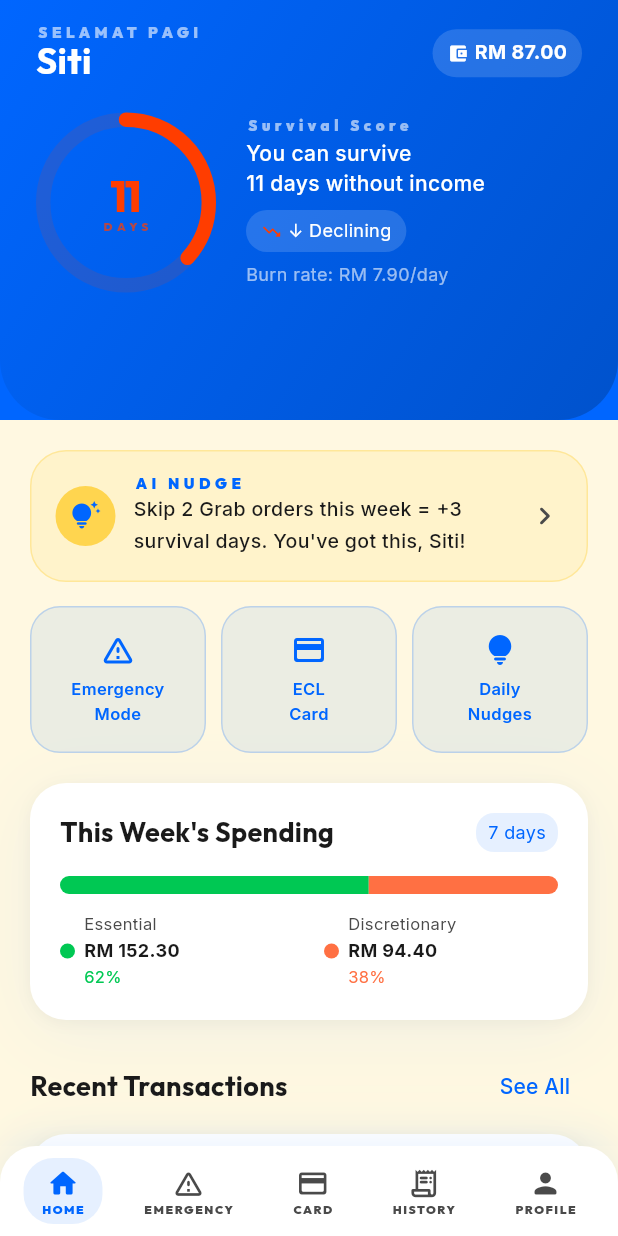
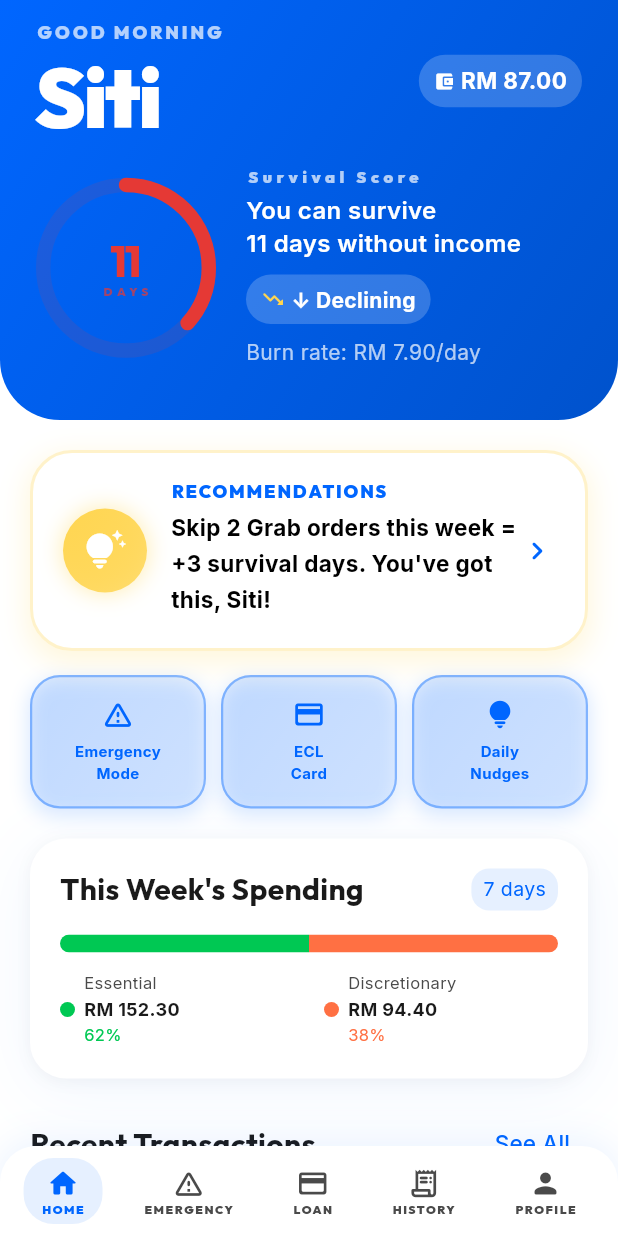
Before and after one commit to CodesTree/FinHack2026-FreshMinds, a Flutter app: the HomeScreen screen opened by its route, on a phone screen of 412 x 824 dp. Run offline on Flutter 3.47's test engine with Material 3 defaults, Android fonts, the light colour scheme and no system bars; our stand-ins replace go_router, google_fonts; accounts and stored records are empty.

Commit message:
refactor: modernize UI with transparent app bars, updated typography, and improved home dashboard layout

```diff
--- a/survivai/lib/core/services/mock_data_service.dart
+++ b/survivai/lib/core/services/mock_data_service.dart
@@ -59,7 +59,7 @@ class MockDataService {
       ),
       TransactionModel(
         id: 'txn_003',
-        merchantName: 'Kedai Runcit Pak Ali',
+        merchantName: 'Mini Mart Ali',
         amount: 12.50,
         category: TransactionCategory.essential,
         timestamp: now.subtract(const Duration(days: 1)),
@@ -67,7 +67,7 @@ class MockDataService {
       ),
       TransactionModel(
         id: 'txn_004',
-        merchantName: 'Tenaga Nasional Berhad',
+        merchantName: 'Power Company',
         amount: 78.00,
         category: TransactionCategory.essential,
         timestamp: now.subtract(const Duration(days: 1, hours: 4)),
@@ -99,7 +99,7 @@ class MockDataService {
       ),
       TransactionModel(
         id: 'txn_008',
-        merchantName: 'Mamak Restoran Pelita',
+        merchantName: 'Local Restaurant',
         amount: 8.50,
         category: TransactionCategory.essential,
         timestamp: now.subtract(const Duration(days: 3, hours: 6)),
@@ -115,7 +115,7 @@ class MockDataService {
       ),
       TransactionModel(
         id: 'txn_010',
-        merchantName: 'Air Selangor',
+        merchantName: 'Water Utility',
         amount: 35.00,
         category: TransactionCategory.essential,
         timestamp: now.subtract(const Duration(days: 5)),
@@ -159,7 +159,7 @@ class MockDataService {
       NudgeModel(
         id: 'nudge_002',
         message:
-            'Mamak breakfast costs RM5 less than Grab. Swap once = +0.6 days.',
+            'Breakfast at local restaurant costs RM5 less than delivery. Swap once = +0.6 days.',
         timestamp: now.subtract(const Duration(days: 1, hours: 8)),
         acknowledged: true,
         category: 'Food & Drink',
@@ -188,21 +188,21 @@ class MockDataService {
 
   static List<Map<String, dynamic>> getMccAllowedMerchants() {
     return [
-      {'name': 'Giant / Aeon / Mydin', 'icon': '🛒', 'category': 'Groceries'},
-      {'name': 'Petronas / Shell / BHPetrol', 'icon': '⛽', 'category': 'Fuel'},
-      {'name': 'Watson\'s / Guardian / Farmasi', 'icon': '💊', 'category': 'Pharmacy'},
-      {'name': 'Tenaga / Air Selangor', 'icon': '💡', 'category': 'Utilities'},
-      {'name': 'Kedai Runcit / 7-Eleven', 'icon': '🏪', 'category': 'Sundry'},
-      {'name': 'Mamak / Hawker Stalls (≤RM15)', 'icon': '🍜', 'category': 'Essential Food'},
+      {'name': 'Giant / Aeon / Mydin', 'icon': 'shopping_cart', 'category': 'Groceries'},
+      {'name': 'Petronas / Shell / BHPetrol', 'icon': 'local_gas_station', 'category': 'Fuel'},
+      {'name': 'Watson\'s / Guardian / Farmasi', 'icon': 'local_pharmacy', 'category': 'Pharmacy'},
+      {'name': 'Power & Water Companies', 'icon': 'bolt', 'category': 'Utilities'},
+      {'name': 'Mini Marts / Convenience Stores', 'icon': 'store', 'category': 'Convenience Stores'},
+      {'name': 'Mamak / Hawker Stalls (≤RM15)', 'icon': 'restaurant', 'category': 'Essential Food'},
     ];
   }
 
   static List<Map<String, dynamic>> getMccBlockedMerchants() {
     return [
-      {'name': 'Shopee / Lazada', 'icon': '📦', 'category': 'Online Shopping'},
-      {'name': 'Fashion Stores', 'icon': '👗', 'category': 'Clothing'},
-      {'name': 'Electronics Shops', 'icon': '📱', 'category': 'Electronics'},
-      {'name': 'Cinemas', 'icon': '🎬', 'category': 'Entertainment'},
+      {'name': 'Shopee / Lazada', 'icon': 'shopping_bag', 'category': 'Online Shopping'},
+      {'name': 'Fashion Stores', 'icon': 'checkroom', 'category': 'Clothing'},
+      {'name': 'Electronics Shops', 'icon': 'smartphone', 'category': 'Electronics'},
+      {'name': 'Cinemas', 'icon': 'theaters', 'category': 'Entertainment'},
     ];
   }
 
--- a/survivai/lib/core/theme/app_colors.dart
+++ b/survivai/lib/core/theme/app_colors.dart
@@ -13,8 +13,8 @@ class AppColors {
   static const Color secondaryContainer = Color(0xFFFFF2CC);
   static const Color onSecondaryContainer = Color(0xFFB38F00);
 
-  // Surface — Soft Yellow canvas
-  static const Color surface = Color(0xFFFFF8E1);
+  // Surface — Clean White canvas
+  static const Color surface = Color(0xFFFFFFFF);
   static const Color surfaceDim = Color(0xFFF5F0DB);
   static const Color surfaceBright = Color(0xFFFFFFFF);
   static const Color surfaceContainerLowest = Color(0xFFFFFFFF);
@@ -40,7 +40,7 @@ class AppColors {
   // Survival color bands
   static const Color survivalGreen = Color(0xFF00C853);
   static const Color survivalAmber = Color(0xFFFFAB00);
-  static const Color survivalRed = Color(0xFFFF3D00);
+  static const Color survivalRed = Color(0xFFE53935);
 
   // Category tags
   static const Color essential = Color(0xFF00C853);
--- a/survivai/lib/core/theme/app_typography.dart
+++ b/survivai/lib/core/theme/app_typography.dart
@@ -4,7 +4,7 @@ import 'app_colors.dart';
 
 class AppTypography {
   static TextStyle headlineXl = GoogleFonts.outfit(
-    fontSize: 40,
+    fontSize: 48,
     fontWeight: FontWeight.w800,
     height: 1.1,
     letterSpacing: -1.6,
@@ -12,7 +12,7 @@ class AppTypography {
   );
 
   static TextStyle headlineLg = GoogleFonts.outfit(
-    fontSize: 32,
+    fontSize: 38,
     fontWeight: FontWeight.w700,
     height: 1.2,
     letterSpacing: -0.64,
@@ -20,35 +20,35 @@ class AppTypography {
   );
 
   static TextStyle headlineMd = GoogleFonts.outfit(
-    fontSize: 24,
+    fontSize: 28,
     fontWeight: FontWeight.w700,
     height: 1.2,
     color: AppColors.onSurface,
   );
 
   static TextStyle headlineSm = GoogleFonts.outfit(
-    fontSize: 18,
+    fontSize: 20,
     fontWeight: FontWeight.w700,
     height: 1.3,
     color: AppColors.onSurface,
   );
 
   static TextStyle bodyBold = GoogleFonts.inter(
-    fontSize: 16,
+    fontSize: 17,
     fontWeight: FontWeight.w700,
     height: 1.5,
     color: AppColors.onSurface,
   );
 
   static TextStyle bodyBase = GoogleFonts.inter(
-    fontSize: 14,
+    fontSize: 15,
     fontWeight: FontWeight.w500,
     height: 1.6,
     color: AppColors.onSurface,
   );
 
   static TextStyle bodySm = GoogleFonts.inter(
-    fontSize: 12,
+    fontSize: 13,
     fontWeight: FontWeight.w400,
     height: 1.5,
     color: AppColors.onSurfaceVariant,
--- a/survivai/lib/features/dashboard/screens/home_screen.dart
+++ b/survivai/lib/features/dashboard/screens/home_screen.dart
@@ -27,8 +27,9 @@ class HomeScreen extends StatelessWidget {
           // Blue header
           SliverAppBar(
             expandedHeight: 280,
-            pinned: true,
-            backgroundColor: AppColors.primary,
+            pinned: false,
+            backgroundColor: Colors.transparent,
+            elevation: 0,
             flexibleSpace: FlexibleSpaceBar(
               background: _HomeHeader(user: user),
             ),
@@ -38,6 +39,11 @@ class HomeScreen extends StatelessWidget {
             sliver: SliverList(
               delegate: SliverChildListDelegate([
                 const SizedBox(height: 20),
+                // Auto-triggered emergency banner
+                if (context.watch<AppProvider>().emergencyAutoTriggered) ...[
+                  _EmergencyAutoBanner(),
+                  const SizedBox(height: 16),
+                ],
                 // Today's nudge
                 if (nudges.isNotEmpty) ...[
                   _NudgeCard(nudge: nudges.first),
@@ -150,12 +156,13 @@ class _HomeHeader extends StatelessWidget {
                     crossAxisAlignment: CrossAxisAlignment.start,
                     children: [
                       Text(
-                        'SELAMAT PAGI',
-                        style: AppTypography.labelCaps.copyWith(color: Colors.white.withOpacity(0.6)),
+                        'GOOD MORNING',
+                        style: AppTypography.labelCaps.copyWith(color: Colors.white.withOpacity(0.7), fontSize: 12, letterSpacing: 2),
                       ),
+                      const SizedBox(height: 8),
                       Text(
                         user.name.split(' ').first,
-                        style: AppTypography.headlineMd.copyWith(color: Colors.white),
+                        style: AppTypography.headlineXl.copyWith(color: Colors.white, fontWeight: FontWeight.w900, fontSize: 56, height: 1.0),
                       ),
                     ],
                   ),
@@ -164,7 +171,7 @@ class _HomeHeader extends StatelessWidget {
                       Container(
                         padding: const EdgeInsets.symmetric(horizontal: 10, vertical: 6),
                         decoration: BoxDecoration(
-                          color: Colors.white.withOpacity(0.15),
+                          color: Colors.white.withOpacity(0.2),
                           borderRadius: BorderRadius.circular(20),
                         ),
                         child: Row(
@@ -173,7 +180,7 @@ class _HomeHeader extends StatelessWidget {
                             const SizedBox(width: 4),
                             Text(
                               'RM ${user.walletBalance.toStringAsFixed(2)}',
-                              style: AppTypography.bodyBold.copyWith(color: Colors.white, fontSize: 13),
+                              style: AppTypography.bodyBold.copyWith(color: Colors.white, fontSize: 15),
                             ),
                           ],
                         ),
@@ -196,19 +203,20 @@ class _HomeHeader extends StatelessWidget {
                         Text(
                           'Survival Score',
                           style: AppTypography.labelCaps.copyWith(
-                            color: Colors.white.withOpacity(0.6),
+                            color: Colors.white.withOpacity(0.7),
+                            fontSize: 11,
                           ),
                         ),
-                        const SizedBox(height: 4),
+                        const SizedBox(height: 6),
                         Text(
                           'You can survive\n${user.survivalDays} days without income',
-                          style: AppTypography.bodyBase.copyWith(color: Colors.white, height: 1.4),
+                          style: AppTypography.bodyBase.copyWith(color: Colors.white, height: 1.4, fontSize: 16, fontWeight: FontWeight.w600),
                         ),
-                        const SizedBox(height: 8),
+                        const SizedBox(height: 10),
                         Container(
-                          padding: const EdgeInsets.symmetric(horizontal: 10, vertical: 5),
+                          padding: const EdgeInsets.symmetric(horizontal: 10, vertical: 6),
                           decoration: BoxDecoration(
-                            color: Colors.white.withOpacity(0.15),
+                            color: Colors.white.withOpacity(0.2),
                             borderRadius: BorderRadius.circular(20),
                           ),
                           child: Row(
@@ -220,21 +228,21 @@ class _HomeHeader extends StatelessWidget {
                                     : Icons.trending_down_rounded,
                                 color: user.trend == SurvivalTrend.improving
                                     ? AppColors.survivalGreen
-                                    : AppColors.survivalRed,
-                                size: 14,
+                                    : AppColors.secondary,
+                                size: 16,
                               ),
                               const SizedBox(width: 4),
                               Text(
                                 _trendText,
-                                style: AppTypography.bodySm.copyWith(color: Colors.white),
+                                style: AppTypography.bodySm.copyWith(color: Colors.white, fontSize: 14, fontWeight: FontWeight.w700),
                               ),
                             ],
                           ),
                         ),
-                        const SizedBox(height: 6),
+                        const SizedBox(height: 8),
                         Text(
                           'Burn rate: RM ${user.dailyBurnRate.toStringAsFixed(2)}/day',
-                          style: AppTypography.bodySm.copyWith(color: Colors.white.withOpacity(0.6)),
+                          style: AppTypography.bodySm.copyWith(color: Colors.white.withOpacity(0.7), fontSize: 14),
                         ),
                       ],
                     ),
@@ -249,6 +257,60 @@ class _HomeHeader extends StatelessWidget {
   }
 }
 
+class _EmergencyAutoBanner extends StatelessWidget {
+  @override
+  Widget build(BuildContext context) {
+    return GestureDetector(
+      onTap: () => context.go('/emergency'),
+      child: Container(
+        padding: const EdgeInsets.all(16),
+        decoration: BoxDecoration(
+          gradient: const LinearGradient(
+            colors: [Color(0xFFB71C1C), Color(0xFFE53935)],
+            begin: Alignment.topLeft,
+            end: Alignment.bottomRight,
+          ),
+          borderRadius: BorderRadius.circular(24),
+          boxShadow: [
+            BoxShadow(
+              color: Colors.red.withOpacity(0.4),
+              blurRadius: 16,
+              spreadRadius: 2,
+              offset: const Offset(0, 6),
+            ),
+          ],
+        ),
+        child: Row(
+          children: [
+            Container(
+              width: 48,
+              height: 48,
+              decoration: BoxDecoration(
+                color: Colors.white.withOpacity(0.2),
+                shape: BoxShape.circle,
+              ),
+              child: const Icon(Icons.warning_amber_rounded, color: Colors.white, size: 26),
+            ),
+            const SizedBox(width: 14),
+            Expanded(
+              child: Column(
+                crossAxisAlignment: CrossAxisAlignment.start,
+                children: [
+                  Text('EMERGENCY MODE ACTIVATED', style: AppTypography.labelCaps.copyWith(color: Colors.white.withOpacity(0.85), fontSize: 10)),
+                  const SizedBox(height: 4),
+                  Text('Your survival score is critically low. Emergency Credit Lifeline is now available.', style: AppTypography.bodySm.copyWith(color: Colors.white, fontWeight: FontWeight.w600, fontSize: 13)),
+                ],
+              ),
+            ),
+            const SizedBox(width: 8),
+            const Icon(Icons.chevron_right_rounded, color: Colors.white, size: 24),
+          ],
+        ),
+      ),
+    );
+  }
+}
+
 class _NudgeCard extends StatelessWidget {
   final dynamic nudge;
 
@@ -257,35 +319,54 @@ class _NudgeCard extends StatelessWidget {
   @override
   Widget build(BuildContext context) {
     return Container(
-      padding: const EdgeInsets.all(16),
+      padding: const EdgeInsets.all(20),
       decoration: BoxDecoration(
-        color: AppColors.secondary.withOpacity(0.15),
-        borderRadius: BorderRadius.circular(24),
-        border: Border.all(color: AppColors.secondary.withOpacity(0.4)),
+        color: Colors.white,
+        borderRadius: BorderRadius.circular(28),
+        border: Border.all(color: AppColors.secondary.withOpacity(0.3), width: 2),
+        boxShadow: [
+          BoxShadow(
+            color: AppColors.secondary.withOpacity(0.2),
+            blurRadius: 16,
+            spreadRadius: 2,
+            offset: const Offset(0, 6),
+          ),
+        ],
       ),
       child: Row(
         children: [
           Container(
-            width: 40,
-            height: 40,
+            width: 56,
+            height: 56,
             decoration: BoxDecoration(
-              color: AppColors.secondary,
+              gradient: LinearGradient(
+                begin: Alignment.topLeft,
+                end: Alignment.bottomRight,
+                colors: [AppColors.secondary, AppColors.secondary.withOpacity(0.8)],
+              ),
               shape: BoxShape.circle,
+              boxShadow: [
+                BoxShadow(
+                  color: AppColors.secondary.withOpacity(0.4),
+                  blurRadius: 12,
+                  spreadRadius: 1,
+                ),
+              ],
             ),
-            child: const Icon(Icons.tips_and_updates_rounded, color: AppColors.primary, size: 20),
+            child: const Icon(Icons.tips_and_updates_rounded, color: Colors.white, size: 28),
           ),
-          const SizedBox(width: 12),
+          const SizedBox(width: 16),
           Expanded(
             child: Column(
               crossAxisAlignment: CrossAxisAlignment.start,
               children: [
-                Text('AI NUDGE', style: AppTypography.labelCaps.copyWith(color: AppColors.primary)),
-                const SizedBox(height: 2),
-                Text(nudge.message, style: AppTypography.bodyBase.copyWith(fontSize: 13)),
+                Text('RECOMMENDATIONS', style: AppTypography.labelCaps.copyWith(color: AppColors.primary, fontSize: 12, letterSpacing: 1.2, fontWeight: FontWeight.w900)),
+                const SizedBox(height: 6),
+                Text(nudge.message, style: AppTypography.bodyBase.copyWith(fontSize: 15, color: Colors.black, fontWeight: FontWeight.w700)),
               ],
             ),
           ),
-          const Icon(Icons.chevron_right_rounded, color: AppColors.onSurfaceVariant),
+          const Icon(Icons.chevron_right_rounded, color: AppColors.primary, size: 24),
         ],
       ),
     );
@@ -350,22 +431,34 @@ class _ActionButton extends StatelessWidget {
     return GestureDetector(
       onTap: onTap,
       child: Container(
-        padding: const EdgeInsets.symmetric(vertical: 16, horizontal: 8),
+        padding: const EdgeInsets.symmetric(vertical: 14, horizontal: 8),
         decoration: BoxDecoration(
-          color: color.withOpacity(0.08),
+          gradient: LinearGradient(
+            begin: Alignment.topLeft,
+            end: Alignment.bottomRight,
+            colors: [color.withOpacity(0.12), color.withOpacity(0.05)],
+          ),
           borderRadius: BorderRadius.circular(20),
-          border: Border.all(color: color.withOpacity(0.2)),
+          border: Border.all(color: color.withOpacity(0.4), width: 1.5),
+          boxShadow: [
+            BoxShadow(
+              color: color.withOpacity(0.15),
+              blurRadius: 10,
+              spreadRadius: 1,
+              offset: const Offset(0, 4),
+            ),
+          ],
         ),
         child: Column(
           children: [
-            Icon(icon, color: color, size: 24),
+            Icon(icon, color: color, size: 22),
             const SizedBox(height: 6),
             Text(
               label,
               style: AppTypography.bodySm.copyWith(
                 color: color,
-                fontWeight: FontWeight.w600,
-                fontSize: 11,
+                fontWeight: FontWeight.w700,
+                fontSize: 10,
               ),
               textAlign: TextAlign.center,
             ),
@@ -405,8 +498,8 @@ class _SpendingBreakdown extends StatelessWidget {
               height: 12,
               child: Row(
                 children: [
-                  Expanded(flex: 62, child: Container(color: AppColors.essential)),
-                  Expanded(flex: 38, child: Container(color: AppColors.discretionary)),
+                  Expanded(flex: 50, child: Container(color: AppColors.essential)),
+                  Expanded(flex: 50, child: Container(color: AppColors.discretionary)),
                 ],
               ),
             ),
--- a/survivai/lib/features/ecl/screens/ecl_apply_screen.dart
+++ b/survivai/lib/features/ecl/screens/ecl_apply_screen.dart
@@ -15,9 +15,10 @@ class EclApplyScreen extends StatelessWidget {
       backgroundColor: AppColors.surface,
       appBar: AppBar(
         backgroundColor: AppColors.surface,
+        elevation: 0,
         leading: IconButton(
-          icon: const Icon(Icons.arrow_back_rounded),
-          onPressed: () => context.pop(),
+          icon: const Icon(Icons.arrow_back_rounded, color: AppColors.onSurface),
+          onPressed: () => Navigator.of(context).maybePop(),
         ),
         title: Text('Emergency Credit Lifeline', style: AppTypography.headlineSm),
       ),
--- a/survivai/lib/features/ecl/screens/ecl_consent_screen.dart
+++ b/survivai/lib/features/ecl/screens/ecl_consent_screen.dart
@@ -22,9 +22,10 @@ class _EclConsentScreenState extends State<EclConsentScreen> {
       backgroundColor: AppColors.surface,
       appBar: AppBar(
         backgroundColor: AppColors.surface,
+        elevation: 0,
         leading: IconButton(
-          icon: const Icon(Icons.arrow_back_rounded),
-          onPressed: () => context.pop(),
+          icon: const Icon(Icons.arrow_back_rounded, color: AppColors.onSurface),
+          onPressed: () => Navigator.of(context).maybePop(),
         ),
         title: Text('Credit Check Consent', style: AppTypography.headlineSm),
       ),
--- a/survivai/lib/features/emergency/screens/emergency_screen.dart
+++ b/survivai/lib/features/emergency/screens/emergency_screen.dart
@@ -192,7 +192,8 @@ class _ActiveEmergency extends StatelessWidget {
           SliverAppBar(
             expandedHeight: 300,
             pinned: true,
-            backgroundColor: AppColors.error,
+            backgroundColor: Colors.transparent,
+            elevation: 0,
             flexibleSpace: FlexibleSpaceBar(
               background: _EmergencyHeader(user: user),
             ),
--- a/survivai/lib/features/nudges/screens/nudges_screen.dart
+++ b/survivai/lib/features/nudges/screens/nudges_screen.dart
@@ -22,7 +22,8 @@ class NudgesScreen extends StatelessWidget {
           SliverAppBar(
             expandedHeight: 180,
             pinned: true,
-            backgroundColor: AppColors.primary,
+            backgroundColor: Colors.transparent,
+            elevation: 0,
             automaticallyImplyLeading: false,
             flexibleSpace: FlexibleSpaceBar(
               background: _NudgeHeader(streak: provider.nudgeStreak),
--- a/survivai/lib/features/onboarding/screens/consent_screen.dart
+++ b/survivai/lib/features/onboarding/screens/consent_screen.dart
@@ -23,9 +23,10 @@ class _ConsentScreenState extends State<ConsentScreen> {
       backgroundColor: AppColors.surface,
       appBar: AppBar(
         backgroundColor: AppColors.surface,
+        elevation: 0,
         leading: IconButton(
           icon: const Icon(Icons.arrow_back_rounded, color: AppColors.onSurface),
-          onPressed: () => context.pop(),
+          onPressed: () => Navigator.of(context).maybePop(),
         ),
         title: Text('Data Access', style: AppTypography.headlineSm),
       ),
--- a/survivai/lib/features/settings/screens/settings_screen.dart
+++ b/survivai/lib/features/settings/screens/settings_screen.dart
@@ -96,7 +96,8 @@ class _SettingsScreenState extends State<SettingsScreen> {
           SliverAppBar(
             expandedHeight: 220,
             pinned: true,
-            backgroundColor: AppColors.primary,
+            backgroundColor: Colors.transparent,
+            elevation: 0,
             automaticallyImplyLeading: false,
             flexibleSpace: FlexibleSpaceBar(
               background: _ProfileHeader(name: user.name),
--- a/survivai/lib/features/transactions/screens/transactions_screen.dart
+++ b/survivai/lib/features/transactions/screens/transactions_screen.dart
@@ -32,7 +32,8 @@ class _TransactionsScreenState extends State<TransactionsScreen> {
           SliverAppBar(
             expandedHeight: 200,
             pinned: true,
-            backgroundColor: AppColors.primary,
+            backgroundColor: Colors.transparent,
+            elevation: 0,
             automaticallyImplyLeading: false,
             flexibleSpace: FlexibleSpaceBar(
               background: _TransactionHeader(essential: essential, discretionary: discretionary),
--- a/survivai/lib/shared/widgets/bottom_nav.dart
+++ b/survivai/lib/shared/widgets/bottom_nav.dart
@@ -31,7 +31,7 @@ class AppBottomNav extends StatelessWidget {
             children: [
               _NavItem(icon: Icons.home_rounded, label: 'HOME', index: 0, current: currentIndex),
               _NavItem(icon: Icons.warning_amber_rounded, label: 'EMERGENCY', index: 1, current: currentIndex),
-              _NavItem(icon: Icons.credit_card_rounded, label: 'CARD', index: 2, current: currentIndex),
+              _NavItem(icon: Icons.credit_card_rounded, label: 'LOAN', index: 2, current: currentIndex),
               _NavItem(icon: Icons.receipt_long_rounded, label: 'HISTORY', index: 3, current: currentIndex),
               _NavItem(icon: Icons.person_rounded, label: 'PROFILE', index: 4, current: currentIndex),
             ],
--- a/survivai/lib/shared/widgets/glass_card.dart
+++ b/survivai/lib/shared/widgets/glass_card.dart
@@ -23,7 +23,7 @@ class GlassCard extends StatelessWidget {
   Widget build(BuildContext context) {
     final card = Container(
       decoration: BoxDecoration(
-        color: color ?? AppColors.surfaceBright,
+        color: color ?? AppColors.surface,
         borderRadius: BorderRadius.circular(radius),
         boxShadow: hasShadow
             ? [
```
Also changed, not shown: survivai/lib/core/providers/app_provider.dart (+29 -0 lines), survivai/lib/features/card/screens/mcc_card_screen.dart (+65 -25 lines), survivai/lib/features/ecl/screens/ecl_processing_screen.dart (+8 -0 lines), survivai/lib/features/ecl/screens/ecl_result_screen.dart (+9 -1 lines), 1 other file.
